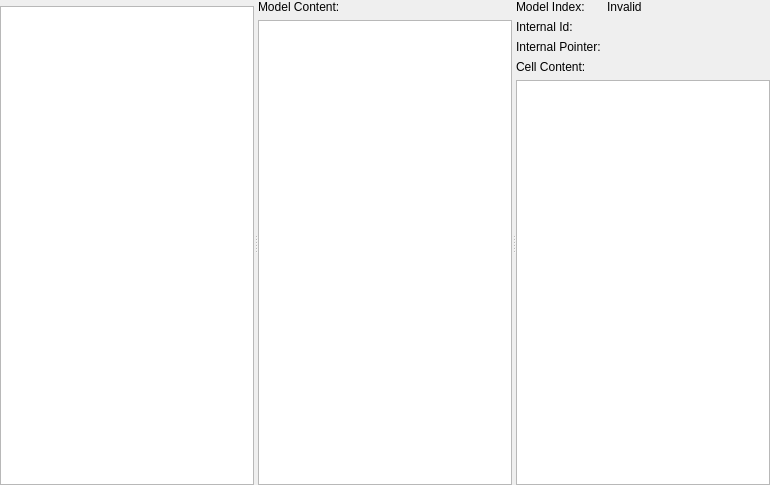
Old version of the form core/tools/modelinspector/modelinspectorwidget.ui in the repository KDAB/GammaRay.
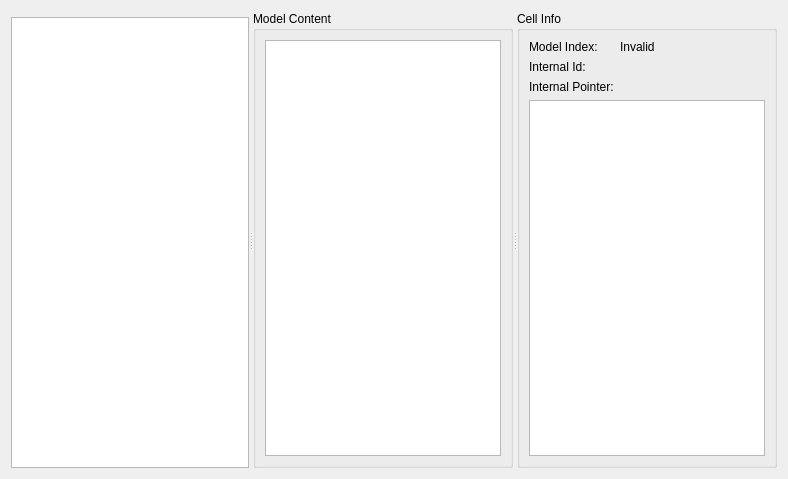
New version of the form. Custom widgets are drawn as their Qt base class.

Commit message:
Model inspector: UI polishing
Use two groupboxes for model content and cell info

```diff
--- a/core/tools/modelinspector/modelinspectorwidget.ui
+++ b/core/tools/modelinspector/modelinspectorwidget.ui
@@ -6,15 +6,12 @@
    <rect>
     <x>0</x>
     <y>0</y>
-    <width>770</width>
-    <height>485</height>
+    <width>788</width>
+    <height>479</height>
    </rect>
   </property>
-  <layout class="QVBoxLayout" name="verticalLayout_2">
-   <property name="margin">
-    <number>0</number>
-   </property>
-   <item>
+  <layout class="QGridLayout" name="gridLayout_2">
+   <item row="0" column="0">
     <widget class="QSplitter" name="splitter">
      <property name="orientation">
       <enum>Qt::Horizontal</enum>
@@ -36,21 +33,20 @@
        </item>
       </layout>
      </widget>
-     <widget class="QWidget" name="layoutWidget_4">
-      <layout class="QVBoxLayout" name="verticalLayout_12">
-       <item>
-        <widget class="QLabel" name="label">
-         <property name="text">
-          <string>Model Content:</string>
-         </property>
-        </widget>
-       </item>
-       <item>
+     <widget class="QGroupBox" name="groupBox_2">
+      <property name="title">
+       <string>Model Content</string>
+      </property>
+      <layout class="QGridLayout" name="gridLayout">
+       <item row="0" column="0">
         <widget class="QTreeView" name="modelContentView"/>
        </item>
       </layout>
      </widget>
-     <widget class="QWidget" name="">
+     <widget class="QGroupBox" name="groupBox">
+      <property name="title">
+       <string>Cell Info</string>
+      </property>
       <layout class="QVBoxLayout" name="verticalLayout">
        <item>
         <layout class="QFormLayout" name="formLayout">
@@ -98,13 +94,6 @@
          </item>
         </layout>
        </item>
-       <item>
-        <widget class="QLabel" name="label_2">
-         <property name="text">
-          <string>Cell Content:</string>
-         </property>
-        </widget>
-       </item>
        <item>
         <widget class="QTreeView" name="modelCellView">
          <property name="rootIsDecorated">
```
Left out of the diff: 4 changed lines with no effect on the pictures.
